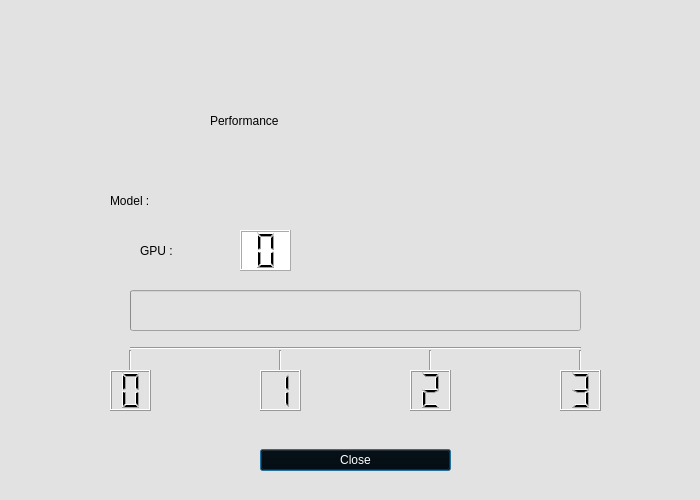
The window that utils/annInferenceApp/inference_panel.ui (kiritigowda/amdovx-modules) describes before a commit, drawn with Qt 5.
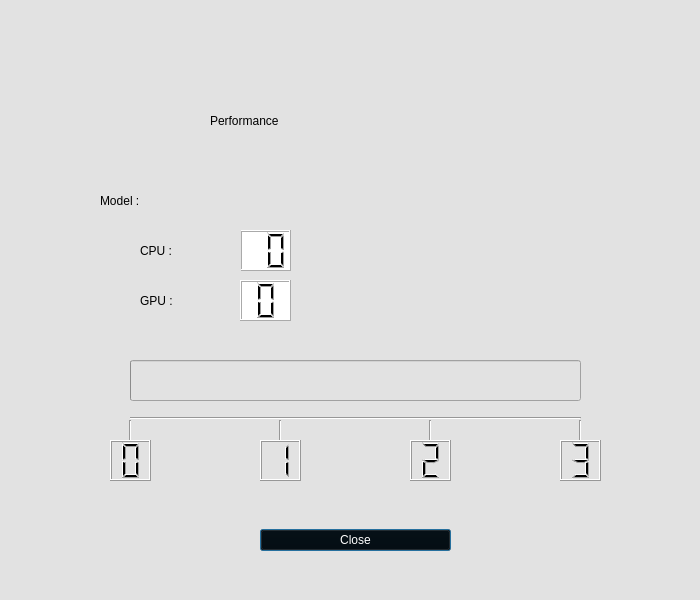
The same window after the commit. Icons and pictures are not drawn.

The edit to the form file:
```diff
--- a/utils/annInferenceApp/inference_panel.ui
+++ b/utils/annInferenceApp/inference_panel.ui
@@ -7,19 +7,19 @@
     <x>0</x>
     <y>0</y>
     <width>700</width>
-    <height>500</height>
+    <height>600</height>
    </rect>
   </property>
   <property name="minimumSize">
    <size>
     <width>700</width>
-    <height>500</height>
+    <height>600</height>
    </size>
   </property>
   <property name="maximumSize">
    <size>
     <width>700</width>
-    <height>500</height>
+    <height>600</height>
    </size>
   </property>
   <property name="windowTitle">
@@ -48,7 +48,7 @@
    <property name="geometry">
     <rect>
      <x>140</x>
-     <y>230</y>
+     <y>280</y>
      <width>101</width>
      <height>41</height>
     </rect>
@@ -64,7 +64,7 @@
   <widget class="QLabel" name="Model_label">
    <property name="geometry">
     <rect>
-     <x>110</x>
+     <x>100</x>
      <y>180</y>
      <width>131</width>
      <height>41</height>
@@ -99,7 +99,7 @@
    <property name="geometry">
     <rect>
      <x>240</x>
-     <y>230</y>
+     <y>280</y>
      <width>51</width>
      <height>41</height>
     </rect>
@@ -166,7 +166,7 @@
    <property name="geometry">
     <rect>
      <x>260</x>
-     <y>430</y>
+     <y>510</y>
      <width>191</width>
      <height>61</height>
     </rect>
@@ -189,7 +189,7 @@
    <property name="geometry">
     <rect>
      <x>130</x>
-     <y>290</y>
+     <y>360</y>
      <width>451</width>
      <height>41</height>
     </rect>
@@ -208,7 +208,7 @@
    <property name="geometry">
     <rect>
      <x>130</x>
-     <y>340</y>
+     <y>410</y>
      <width>451</width>
      <height>16</height>
     </rect>
@@ -225,7 +225,7 @@
    <property name="geometry">
     <rect>
      <x>120</x>
-     <y>350</y>
+     <y>420</y>
      <width>20</width>
      <height>31</height>
     </rect>
@@ -241,7 +241,7 @@
    <property name="geometry">
     <rect>
      <x>270</x>
-     <y>350</y>
+     <y>420</y>
      <width>20</width>
      <height>31</height>
     </rect>
@@ -257,7 +257,7 @@
    <property name="geometry">
     <rect>
      <x>420</x>
-     <y>350</y>
+     <y>420</y>
      <width>20</width>
      <height>31</height>
     </rect>
@@ -273,7 +273,7 @@
    <property name="geometry">
     <rect>
      <x>570</x>
-     <y>350</y>
+     <y>420</y>
      <width>20</width>
      <height>31</height>
     </rect>
@@ -289,7 +289,7 @@
    <property name="geometry">
     <rect>
      <x>110</x>
-     <y>370</y>
+     <y>440</y>
      <width>41</width>
      <height>41</height>
     </rect>
@@ -308,7 +308,7 @@
    <property name="geometry">
     <rect>
      <x>260</x>
-     <y>370</y>
+     <y>440</y>
      <width>41</width>
      <height>41</height>
     </rect>
@@ -327,7 +327,7 @@
    <property name="geometry">
     <rect>
      <x>560</x>
-     <y>370</y>
+     <y>440</y>
      <width>41</width>
      <height>41</height>
     </rect>
@@ -346,7 +346,7 @@
    <property name="geometry">
     <rect>
      <x>410</x>
-     <y>370</y>
+     <y>440</y>
      <width>41</width>
      <height>41</height>
     </rect>
@@ -365,8 +365,59 @@
    <property name="geometry">
     <rect>
      <x>300</x>
+     <y>280</y>
+     <width>351</width>
+     <height>41</height>
+    </rect>
+   </property>
+   <property name="styleSheet">
+    <string notr="true">color: rgb(170, 0, 0);
+font: 75 20pt &quot;Ubuntu&quot;;</string>
+   </property>
+   <property name="text">
+    <string/>
+   </property>
+  </widget>
+  <widget class="QLCDNumber" name="CPU_lcdNumber">
+   <property name="geometry">
+    <rect>
+     <x>240</x>
      <y>230</y>
-     <width>311</width>
+     <width>51</width>
+     <height>41</height>
+    </rect>
+   </property>
+   <property name="styleSheet">
+    <string notr="true">background-color: rgb(255, 255, 255);
+color: rgb(0, 0, 0);</string>
+   </property>
+   <property name="digitCount">
+    <number>2</number>
+   </property>
+  </widget>
+  <widget class="QLabel" name="NCPU_label">
+   <property name="geometry">
+    <rect>
+     <x>140</x>
+     <y>230</y>
+     <width>101</width>
+     <height>41</height>
+    </rect>
+   </property>
+   <property name="styleSheet">
+    <string notr="true">color: rgb(0, 0, 0);
+font: 75 28pt &quot;Ubuntu&quot;;</string>
+   </property>
+   <property name="text">
+    <string>CPU :</string>
+   </property>
+  </widget>
+  <widget class="QLabel" name="CPUName_label">
+   <property name="geometry">
+    <rect>
+     <x>300</x>
+     <y>230</y>
+     <width>351</width>
      <height>41</height>
     </rect>
    </property>
```
